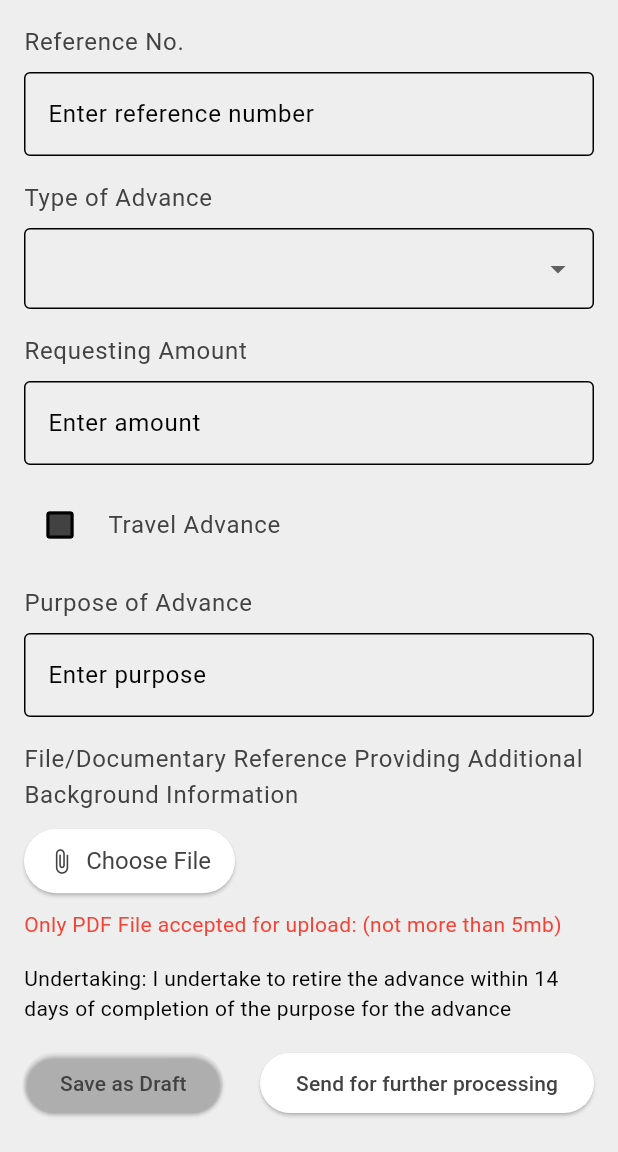
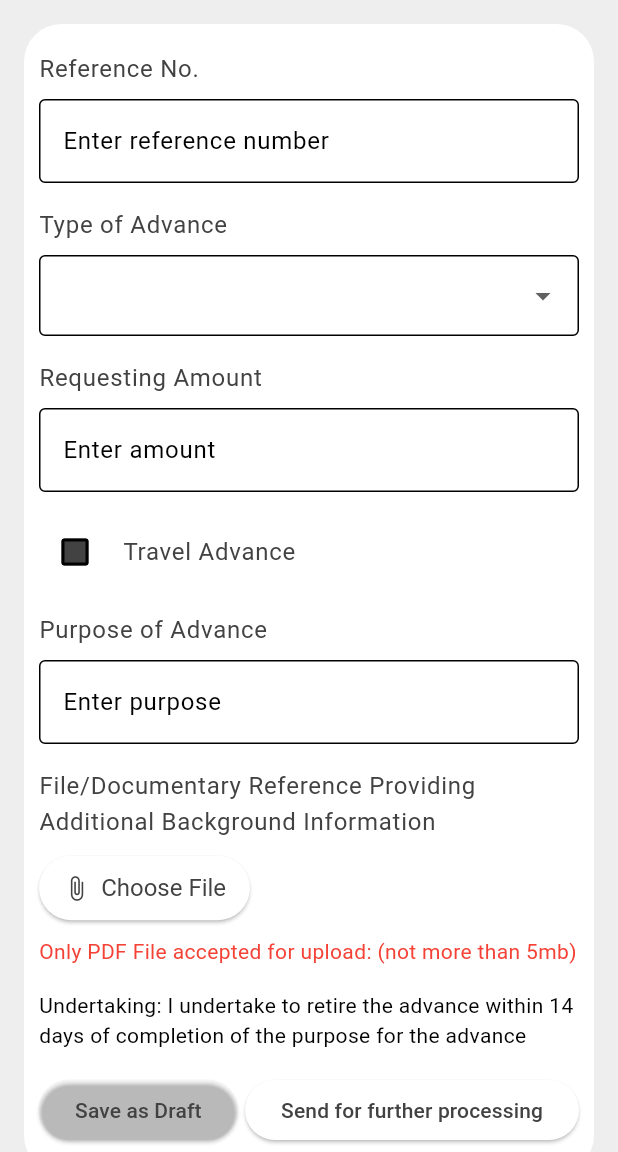
Before and after one commit to emmann-code/BSSSL, a Flutter app: the StaffAdvanceRequestPage screen opened directly, on a phone screen of 412 x 824 dp, the part 84-1236 px from its top. Run offline on Flutter 3.47's test engine with Material 3 defaults, Android fonts, the phone set to English and light mode, and no system bars; our stand-ins replace file_picker.

Commit message:
Embed container6th commit

```diff
--- a/bssl_app/lib/main.dart
+++ b/bssl_app/lib/main.dart
@@ -1,3 +1,4 @@
+import 'package:bssl_app/components/my_drawer.dart';
 import 'package:bssl_app/pages/home_page.dart';
 import 'package:bssl_app/theme/theme_provider.dart';
 import 'package:flutter/material.dart';
@@ -20,6 +21,7 @@ class MyApp extends StatelessWidget {
       debugShowCheckedModeBanner: false,
       theme: themeProvider.themeData,
       home: HomePage(),
+      // home: MyDrawer(),
     );
   }
 }
--- a/bssl_app/lib/pages/Finiacial/StaffAdvRequest.dart
+++ b/bssl_app/lib/pages/Finiacial/StaffAdvRequest.dart
@@ -41,6 +41,12 @@ class _StaffAdvanceRequestPageState extends State<StaffAdvanceRequestPage> {
       drawer: MyDrawer(),
       body: SingleChildScrollView(
         padding: const EdgeInsets.all(16.0),
+        child: Container(
+           padding: EdgeInsets.all(10),
+          decoration: BoxDecoration(
+              color: Colors.white, borderRadius: BorderRadius.circular(25)),
+          child: Padding(
+            padding: const EdgeInsets.symmetric(vertical: 8.0),
             child: Column(
               crossAxisAlignment: CrossAxisAlignment.start,
               children: [
@@ -155,6 +161,8 @@ class _StaffAdvanceRequestPageState extends State<StaffAdvanceRequestPage> {
               ],
             ),
           ),
+        ),
+      ),
     );
   }
 }
```
Also changed, not shown: bssl_app/lib/pages/Finiacial/StaffAdv&Retirment.dart (+8 -0 lines). Lines whose indentation alone changed are shown as unchanged.
